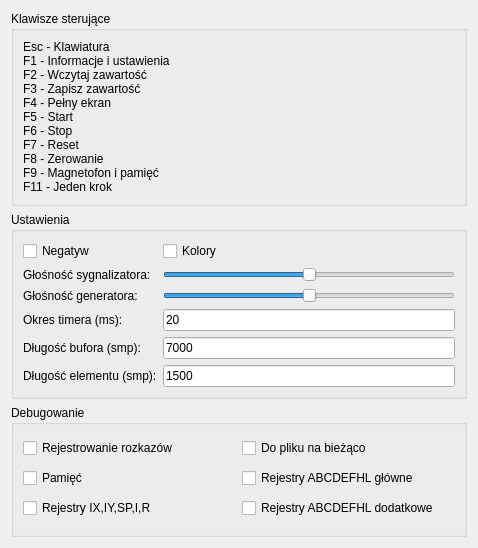
First picture: the form in helpsettings.ui, repository andrzejlisek/Cobra1, before the edit.
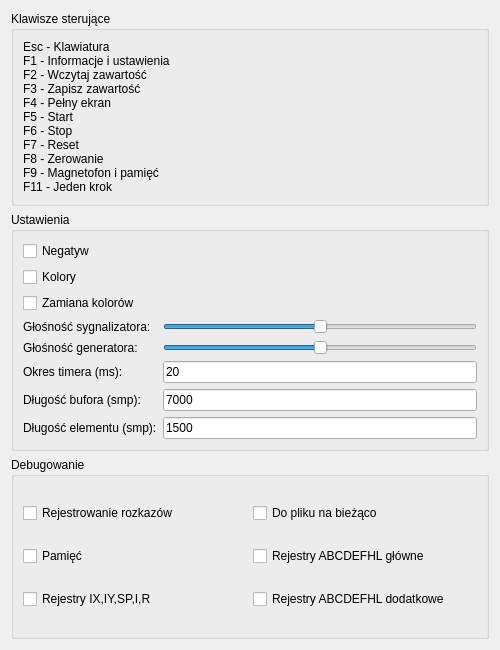
Second picture: the form after the edit.

Commit message: Wlasna czcionka, zamiana kolorow

Diff of the .ui file:
```diff
--- a/helpsettings.ui
+++ b/helpsettings.ui
@@ -6,8 +6,8 @@
    <rect>
     <x>0</x>
     <y>0</y>
-    <width>478</width>
-    <height>548</height>
+    <width>500</width>
+    <height>650</height>
    </rect>
   </property>
   <property name="windowTitle">
@@ -46,49 +46,70 @@
       <string>Ustawienia</string>
      </property>
      <layout class="QGridLayout" name="gridLayout_2">
-      <item row="3" column="0">
+      <item row="7" column="1">
+       <widget class="QSlider" name="VolumeSoundS">
+        <property name="maximum">
+         <number>250</number>
+        </property>
+        <property name="value">
+         <number>125</number>
+        </property>
+        <property name="orientation">
+         <enum>Qt::Horizontal</enum>
+        </property>
+       </widget>
+      </item>
+      <item row="9" column="0">
+       <widget class="QLabel" name="AudioBufferL">
+        <property name="text">
+         <string>Długość bufora (smp):</string>
+        </property>
+       </widget>
+      </item>
+      <item row="7" column="0">
        <widget class="QLabel" name="VolumeSoundL">
         <property name="text">
          <string>Głośność generatora:</string>
         </property>
        </widget>
       </item>
-      <item row="2" column="0">
-       <widget class="QLabel" name="VolumeBeepL">
+      <item row="5" column="0">
+       <widget class="QCheckBox" name="ScreenSwap">
         <property name="text">
-         <string>Głośność sygnalizatora:</string>
+         <string>Zamiana kolorów</string>
         </property>
        </widget>
       </item>
-      <item row="2" column="1">
-       <widget class="QSlider" name="VolumeBeepS">
-        <property name="maximum">
-         <number>250</number>
+      <item row="3" column="0">
+       <widget class="QCheckBox" name="ScreenColors">
+        <property name="text">
+         <string>Kolory</string>
         </property>
-        <property name="value">
-         <number>125</number>
+       </widget>
+      </item>
+      <item row="10" column="0">
+       <widget class="QLabel" name="AudioElementL">
+        <property name="text">
+         <string>Długość elementu (smp):</string>
         </property>
-        <property name="orientation">
-         <enum>Qt::Horizontal</enum>
-        </property>
        </widget>
       </item>
-      <item row="4" column="1">
+      <item row="8" column="1">
        <widget class="QLineEdit" name="AudioTimerT">
         <property name="text">
          <string>20</string>
         </property>
        </widget>
       </item>
-      <item row="4" column="0">
+      <item row="8" column="0">
        <widget class="QLabel" name="AudioTimerL">
         <property name="text">
          <string>Okres timera (ms):</string>
         </property>
        </widget>
       </item>
-      <item row="3" column="1">
-       <widget class="QSlider" name="VolumeSoundS">
+      <item row="6" column="1">
+       <widget class="QSlider" name="VolumeBeepS">
         <property name="maximum">
          <number>250</number>
         </property>
@@ -100,48 +121,34 @@
         </property>
        </widget>
       </item>
-      <item row="5" column="0">
-       <widget class="QLabel" name="AudioBufferL">
-        <property name="text">
-         <string>Długość bufora (smp):</string>
-        </property>
-       </widget>
-      </item>
-      <item row="6" column="0">
-       <widget class="QLabel" name="AudioElementL">
-        <property name="text">
-         <string>Długość elementu (smp):</string>
-        </property>
-       </widget>
-      </item>
-      <item row="5" column="1">
+      <item row="9" column="1">
        <widget class="QLineEdit" name="AudioBufferT">
         <property name="text">
          <string>7000</string>
         </property>
        </widget>
       </item>
-      <item row="6" column="1">
+      <item row="10" column="1">
        <widget class="QLineEdit" name="AudioElementT">
         <property name="text">
          <string>1500</string>
         </property>
        </widget>
       </item>
-      <item row="1" column="0">
+      <item row="6" column="0">
+       <widget class="QLabel" name="VolumeBeepL">
+        <property name="text">
+         <string>Głośność sygnalizatora:</string>
+        </property>
+       </widget>
+      </item>
+      <item row="2" column="0">
        <widget class="QCheckBox" name="ScreenNegative">
         <property name="text">
          <string>Negatyw</string>
         </property>
        </widget>
       </item>
-      <item row="1" column="1">
-       <widget class="QCheckBox" name="ScreenColors">
-        <property name="text">
-         <string>Kolory</string>
-        </property>
-       </widget>
-      </item>
      </layout>
     </widget>
    </item>
```
Left out of the diff: 16 changed lines with no effect on the pictures. The commit also changes 8 other files.
